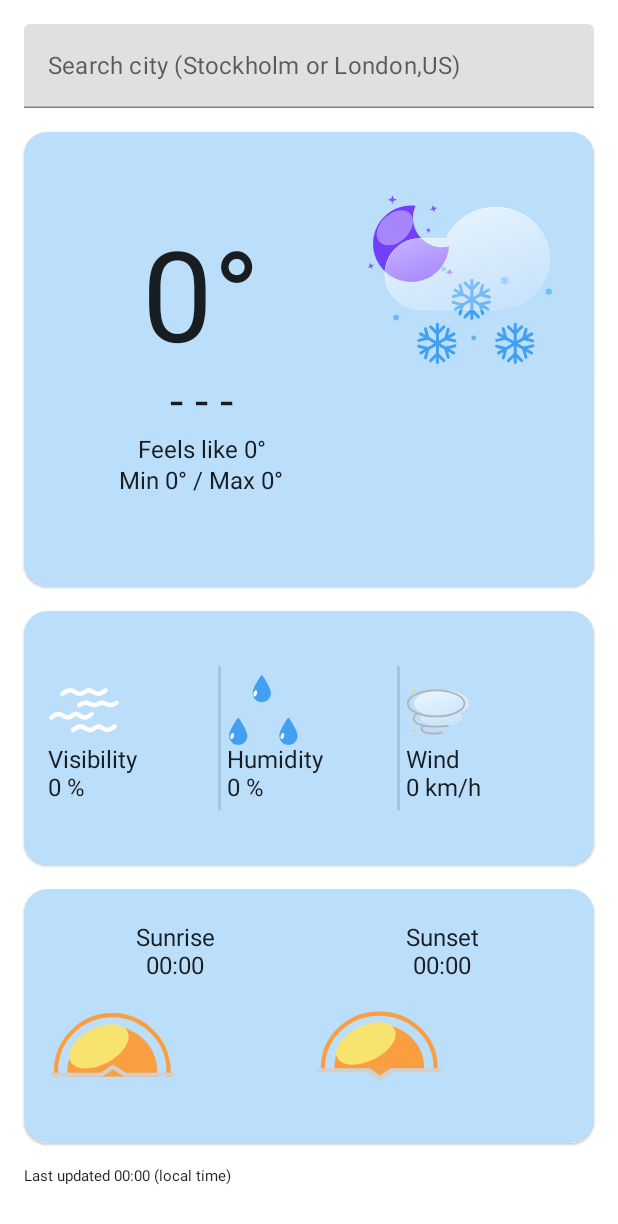
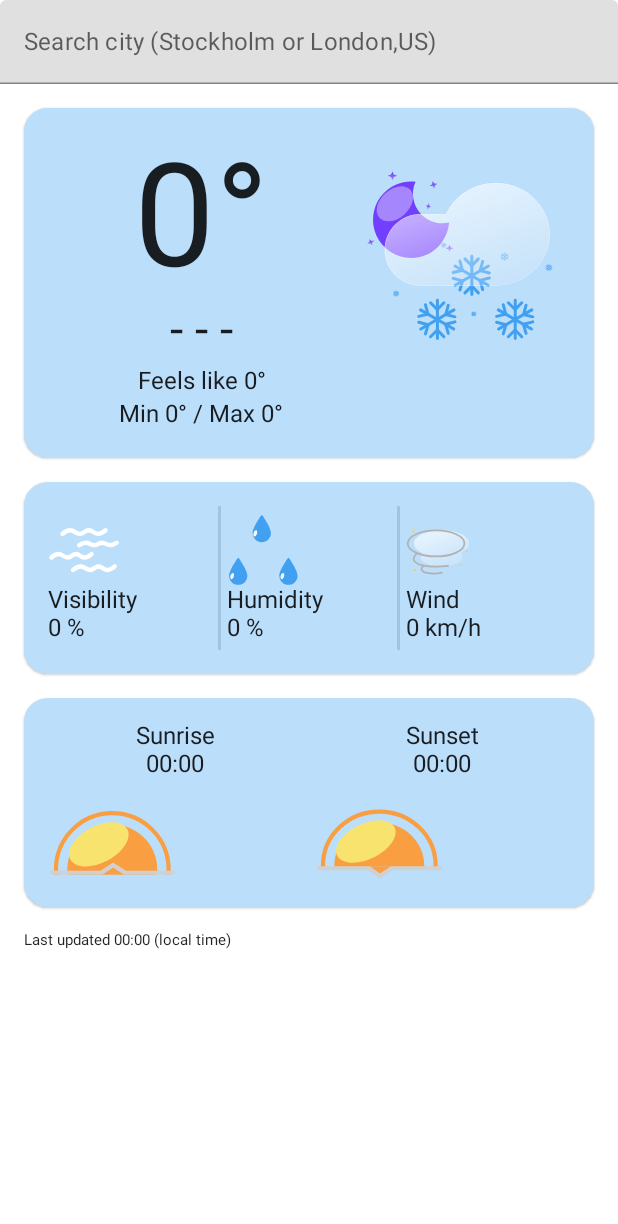
Before and after one commit to justmansam/Umbrella, an Android app built with Jetpack Compose: the screen it shows after launch (MainActivity), on a phone screen of 412 x 824 dp. Shown: the top 1224 px of the screen. Run offline under Robolectric (Android 15) with nearby library versions, the phone set to English and light mode, and no system bars; our stand-ins replace Dagger/Hilt's generated code.

Commit message:
-Column scroll fixed -Minor design refactoring done

```diff
--- a/app/src/main/java/com/example/umbrella/ui/MainScreen.kt
+++ b/app/src/main/java/com/example/umbrella/ui/MainScreen.kt
@@ -74,19 +74,19 @@ fun MainScreen(
     if (mainUiState.isInProcess) {
         ProcessField(modifier)
     } else {
-        Column(
-            modifier = modifier
-                .padding(16.dp)
-                .fillMaxSize()
-                .verticalScroll(rememberScrollState())
-        ) {
+        Column {
             if (mainUiState.isSearchActive) {
                 SearchField(modifier, viewModel)
             }
+            Column(
+                modifier = modifier
+                    .padding(horizontal = 16.dp)
+                    .verticalScroll(rememberScrollState())
+            ) {
+                Spacer(modifier.size(16.dp))
                 Card(
                     modifier = modifier
-                    .weight(.50f)
-                    .fillMaxSize()
+                        .fillMaxWidth()
                         .clickable { viewModel.searchActivated() },
                     shape = RoundedCornerShape(16.dp),
                     backgroundColor = MaterialTheme.colors.surface
@@ -96,8 +96,7 @@ fun MainScreen(
                 Spacer(modifier.size(16.dp))
                 Card(
                     modifier = modifier
-                    .weight(.28f)
-                    .fillMaxSize(),
+                        .fillMaxWidth(),
                     shape = RoundedCornerShape(16.dp),
                     backgroundColor = MaterialTheme.colors.surface
                 ) {
@@ -106,8 +105,7 @@ fun MainScreen(
                 Spacer(modifier.size(16.dp))
                 Card(
                     modifier = modifier
-                    .weight(.28f)
-                    .fillMaxSize(),
+                        .fillMaxWidth(),
                     shape = RoundedCornerShape(16.dp),
                     backgroundColor = MaterialTheme.colors.surface
                 ) {
@@ -116,13 +114,14 @@ fun MainScreen(
                 Spacer(modifier.size(16.dp))
                 Text(
                     modifier = modifier
-                    .fillMaxSize()
-                    .weight(.05f),
+                        .fillMaxWidth(),
                     text = stringResource(id = R.string.last_update)
                             + " " + mainUiState.lastUpdateTime
                             + " " + stringResource(id = R.string.local_time),
                     fontSize = 10.sp
                 )
+                Spacer(modifier.size(16.dp))
+            }
         }
     }
 }
@@ -175,14 +174,18 @@ fun SearchField(modifier: Modifier, viewModel: MainViewModel) {
         ),
         maxLines = 1
     )
-    Spacer(modifier.size(16.dp))
 }
 
 @Composable
 fun ForecastField(modifier: Modifier, mainUiState: MainUiState) {
     Column(
         modifier = modifier
-            .padding(16.dp)
+            .padding(
+                top = 16.dp,
+                bottom = 20.dp,
+                start = 16.dp,
+                end = 16.dp
+            )
             .fillMaxSize()
     ) {
         Row(modifier = modifier.fillMaxSize()) {
@@ -194,7 +197,7 @@ fun ForecastField(modifier: Modifier, mainUiState: MainUiState) {
             ) {
                 Text(
                     text = mainUiState.currentTemperature.toString() + "\u00B0",
-                    fontSize = 84.sp,
+                    fontSize = 96.sp,
                     modifier = modifier.fillMaxWidth(),
                     textAlign = TextAlign.Center
                 )
@@ -204,14 +207,14 @@ fun ForecastField(modifier: Modifier, mainUiState: MainUiState) {
                     modifier = modifier.fillMaxWidth(),
                     textAlign = TextAlign.Center
                 )
-                Spacer(modifier.size(4.dp))
+                Spacer(modifier.size(6.dp))
                 Text(
                     text = stringResource(id = R.string.feels_like) + " " + mainUiState.feelsLikeTemperature.toString() + "\u00B0",
                     fontSize = 16.sp,
                     modifier = modifier.fillMaxWidth(),
                     textAlign = TextAlign.Center
                 )
-                Spacer(modifier.size(2.dp))
+                Spacer(modifier.size(3.dp))
                 Text(
                     text = "Min " + mainUiState.minTemperature.toString() + "\u00B0 / Max " + mainUiState.maxTemperature.toString() + "°",
                     fontSize = 16.sp,
@@ -299,7 +302,7 @@ fun SecondaryInfo(modifier: Modifier, mainUiState: MainUiState) {
 fun SunInfo(modifier: Modifier, mainUiState: MainUiState) {
     Row(
         modifier = modifier
-            .padding(16.dp)
+            .padding(top = 16.dp, start = 16.dp, end = 16.dp)
             .fillMaxSize()
     ) {
         Column(
```
Lines whose indentation alone changed are shown as unchanged.
